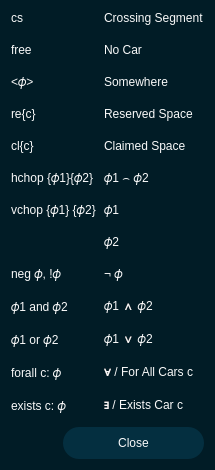
Above: pse/umlsl_editor/src/view/widgets/qt_widgets/query_help_dialog.ui from 69420pm/UMLSL-traffic-editor before the change. Below: the same form after it.
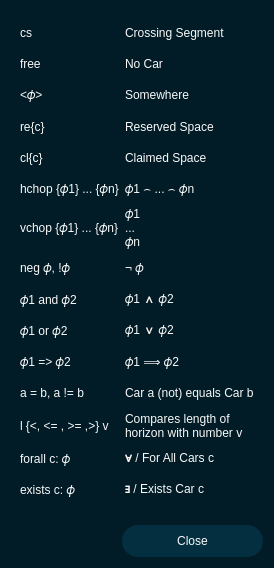
That is the form after the change. Icons and pictures are not drawn.

Commit message: extended help dialog

The edit to the form file:
```diff
--- a/pse/umlsl_editor/src/view/widgets/qt_widgets/query_help_dialog.ui
+++ b/pse/umlsl_editor/src/view/widgets/qt_widgets/query_help_dialog.ui
@@ -6,8 +6,8 @@
    <rect>
     <x>0</x>
     <y>0</y>
-    <width>366</width>
-    <height>721</height>
+    <width>359</width>
+    <height>644</height>
    </rect>
   </property>
   <property name="minimumSize">
@@ -213,34 +213,22 @@
       </property>
       <item>
        <widget class="QWidget" name="widget_3" native="true">
+        <property name="minimumSize">
+         <size>
+          <width>0</width>
+          <height>500</height>
+         </size>
+        </property>
         <property name="class" stdset="0">
          <string/>
         </property>
-        <layout class="QGridLayout" name="gridLayout_2">
-         <property name="leftMargin">
-          <number>0</number>
-         </property>
-         <property name="topMargin">
-          <number>0</number>
-         </property>
-         <property name="rightMargin">
-          <number>0</number>
-         </property>
-         <property name="bottomMargin">
-          <number>0</number>
-         </property>
-         <property name="horizontalSpacing">
-          <number>8</number>
-         </property>
-         <property name="verticalSpacing">
-          <number>18</number>
-         </property>
-         <item row="11" column="1">
-          <widget class="QLabel" name="label_20">
+        <layout class="QGridLayout" name="gridLayout">
+         <item row="0" column="0">
+          <widget class="QLabel" name="label_11">
            <property name="minimumSize">
             <size>
              <width>0</width>
-             <height>0</height>
+             <height>13</height>
             </size>
            </property>
            <property name="maximumSize">
@@ -250,14 +238,14 @@
             </size>
            </property>
            <property name="text">
-            <string>∀ / For All Cars c</string>
+            <string>cs</string>
            </property>
            <property name="textFormat">
             <enum>Qt::TextFormat::MarkdownText</enum>
            </property>
           </widget>
          </item>
-         <item row="0" column="1">
+         <item row="0" column="1" colspan="2">
           <widget class="QLabel" name="label_6">
            <property name="minimumSize">
             <size>
@@ -279,8 +267,8 @@
            </property>
           </widget>
          </item>
-         <item row="3" column="0">
-          <widget class="QLabel" name="label_15">
+         <item row="1" column="0">
+          <widget class="QLabel" name="label_13">
            <property name="minimumSize">
             <size>
              <width>0</width>
@@ -294,19 +282,19 @@
             </size>
            </property>
            <property name="text">
-            <string>re{c}</string>
+            <string>free</string>
            </property>
            <property name="textFormat">
             <enum>Qt::TextFormat::MarkdownText</enum>
            </property>
           </widget>
          </item>
-         <item row="10" column="0">
-          <widget class="QLabel" name="label_28">
+         <item row="1" column="1">
+          <widget class="QLabel" name="label_8">
            <property name="minimumSize">
             <size>
              <width>0</width>
-             <height>13</height>
+             <height>0</height>
             </size>
            </property>
            <property name="maximumSize">
@@ -316,7 +304,7 @@
             </size>
            </property>
            <property name="text">
-            <string>𝜙1 or 𝜙2</string>
+            <string>No Car</string>
            </property>
            <property name="textFormat">
             <enum>Qt::TextFormat::MarkdownText</enum>
@@ -345,51 +333,7 @@
            </property>
           </widget>
          </item>
-         <item row="8" column="1">
-          <widget class="QLabel" name="label_24">
-           <property name="minimumSize">
-            <size>
-             <width>0</width>
-             <height>0</height>
-            </size>
-           </property>
-           <property name="maximumSize">
-            <size>
-             <width>16777215</width>
-             <height>16777215</height>
-            </size>
-           </property>
-           <property name="text">
-            <string>¬ 𝜙</string>
-           </property>
-           <property name="textFormat">
-            <enum>Qt::TextFormat::MarkdownText</enum>
-           </property>
-          </widget>
-         </item>
-         <item row="9" column="0">
-          <widget class="QLabel" name="label_23">
-           <property name="minimumSize">
-            <size>
-             <width>0</width>
-             <height>13</height>
-            </size>
-           </property>
-           <property name="maximumSize">
-            <size>
-             <width>16777215</width>
-             <height>16777215</height>
-            </size>
-           </property>
-           <property name="text">
-            <string>𝜙1 and 𝜙2</string>
-           </property>
-           <property name="textFormat">
-            <enum>Qt::TextFormat::MarkdownText</enum>
-           </property>
-          </widget>
-         </item>
-         <item row="2" column="1">
+         <item row="2" column="1" colspan="2">
           <widget class="QLabel" name="label_7">
            <property name="minimumSize">
             <size>
@@ -411,8 +355,8 @@
            </property>
           </widget>
          </item>
-         <item row="1" column="0">
-          <widget class="QLabel" name="label_13">
+         <item row="3" column="0">
+          <widget class="QLabel" name="label_15">
            <property name="minimumSize">
             <size>
              <width>0</width>
@@ -426,15 +370,15 @@
             </size>
            </property>
            <property name="text">
-            <string>free</string>
+            <string>re{c}</string>
            </property>
            <property name="textFormat">
             <enum>Qt::TextFormat::MarkdownText</enum>
            </property>
           </widget>
          </item>
-         <item row="10" column="1">
-          <widget class="QLabel" name="label_22">
+         <item row="3" column="1" colspan="2">
+          <widget class="QLabel" name="label_9">
            <property name="minimumSize">
             <size>
              <width>0</width>
@@ -448,14 +392,36 @@
             </size>
            </property>
            <property name="text">
-            <string>𝜙1 ∨ 𝜙2</string>
+            <string>Reserved Space</string>
            </property>
            <property name="textFormat">
             <enum>Qt::TextFormat::MarkdownText</enum>
            </property>
           </widget>
          </item>
-         <item row="4" column="1">
+         <item row="4" column="0">
+          <widget class="QLabel" name="label_16">
+           <property name="minimumSize">
+            <size>
+             <width>0</width>
+             <height>13</height>
+            </size>
+           </property>
+           <property name="maximumSize">
+            <size>
+             <width>16777215</width>
+             <height>16777215</height>
+            </size>
+           </property>
+           <property name="text">
+            <string>cl{c}</string>
+           </property>
+           <property name="textFormat">
+            <enum>Qt::TextFormat::MarkdownText</enum>
+           </property>
+          </widget>
+         </item>
+         <item row="4" column="1" colspan="2">
           <widget class="QLabel" name="label_17">
            <property name="minimumSize">
             <size>
@@ -492,15 +458,15 @@
             </size>
            </property>
            <property name="text">
-            <string>hchop {𝜙1}{𝜙2}</string>
+            <string>hchop {𝜙1} ... {𝜙n}</string>
            </property>
            <property name="textFormat">
             <enum>Qt::TextFormat::MarkdownText</enum>
            </property>
           </widget>
          </item>
-         <item row="9" column="1">
-          <widget class="QLabel" name="label_26">
+         <item row="5" column="1" colspan="2">
+          <widget class="QLabel" name="label_29">
            <property name="minimumSize">
             <size>
              <width>0</width>
@@ -514,14 +480,36 @@
             </size>
            </property>
            <property name="text">
-            <string>𝜙1 ∧ 𝜙2</string>
+            <string>𝜙1 ⌢ ... ⌢ 𝜙n</string>
            </property>
            <property name="textFormat">
             <enum>Qt::TextFormat::MarkdownText</enum>
            </property>
           </widget>
          </item>
-         <item row="8" column="0">
+         <item row="6" column="0">
+          <widget class="QLabel" name="label_21">
+           <property name="minimumSize">
+            <size>
+             <width>0</width>
+             <height>13</height>
+            </size>
+           </property>
+           <property name="maximumSize">
+            <size>
+             <width>16777215</width>
+             <height>16777215</height>
+            </size>
+           </property>
+           <property name="text">
+            <string>vchop {𝜙1} ... {𝜙n}</string>
+           </property>
+           <property name="textFormat">
+            <enum>Qt::TextFormat::MarkdownText</enum>
+           </property>
+          </widget>
+         </item>
+         <item row="7" column="0">
           <widget class="QLabel" name="label_18">
            <property name="minimumSize">
             <size>
@@ -543,8 +531,8 @@
            </property>
           </widget>
          </item>
-         <item row="12" column="1">
-          <widget class="QLabel" name="label_33">
+         <item row="7" column="1">
+          <widget class="QLabel" name="label_24">
            <property name="minimumSize">
             <size>
              <width>0</width>
@@ -558,18 +546,40 @@
             </size>
            </property>
            <property name="text">
-            <string>∃ / Exists Car c</string>
+            <string>¬ 𝜙</string>
            </property>
            <property name="textFormat">
             <enum>Qt::TextFormat::MarkdownText</enum>
            </property>
           </widget>
          </item>
-         <item row="6" column="1">
-          <widget class="QLabel" name="label_27">
+         <item row="8" column="0">
+          <widget class="QLabel" name="label_23">
            <property name="minimumSize">
             <size>
              <width>0</width>
+             <height>13</height>
+            </size>
+           </property>
+           <property name="maximumSize">
+            <size>
+             <width>16777215</width>
+             <height>16777215</height>
+            </size>
+           </property>
+           <property name="text">
+            <string>𝜙1 and 𝜙2</string>
+           </property>
+           <property name="textFormat">
+            <enum>Qt::TextFormat::MarkdownText</enum>
+           </property>
+          </widget>
+         </item>
+         <item row="8" column="1">
+          <widget class="QLabel" name="label_26">
+           <property name="minimumSize">
+            <size>
+             <width>0</width>
              <height>0</height>
             </size>
            </property>
@@ -580,18 +590,40 @@
             </size>
            </property>
            <property name="text">
-            <string>𝜙1</string>
+            <string>𝜙1 ∧ 𝜙2</string>
            </property>
            <property name="textFormat">
             <enum>Qt::TextFormat::MarkdownText</enum>
            </property>
           </widget>
          </item>
-         <item row="5" column="1">
-          <widget class="QLabel" name="label_29">
+         <item row="9" column="0">
+          <widget class="QLabel" name="label_28">
            <property name="minimumSize">
             <size>
              <width>0</width>
+             <height>13</height>
+            </size>
+           </property>
+           <property name="maximumSize">
+            <size>
+             <width>16777215</width>
+             <height>16777215</height>
+            </size>
+           </property>
+           <property name="text">
+            <string>𝜙1 or 𝜙2</string>
+           </property>
+           <property name="textFormat">
+            <enum>Qt::TextFormat::MarkdownText</enum>
+           </property>
+          </widget>
+         </item>
+         <item row="9" column="1">
+          <widget class="QLabel" name="label_22">
+           <property name="minimumSize">
+            <size>
+             <width>0</width>
              <height>0</height>
             </size>
            </property>
@@ -602,7 +634,51 @@
             </size>
            </property>
            <property name="text">
-            <string>𝜙1 ⌢ 𝜙2</string>
+            <string>𝜙1 ∨ 𝜙2</string>
+           </property>
+           <property name="textFormat">
+            <enum>Qt::TextFormat::MarkdownText</enum>
+           </property>
+          </widget>
+         </item>
+         <item row="10" column="0">
+          <widget class="QLabel" name="label_32">
+           <property name="minimumSize">
+            <size>
+             <width>0</width>
+             <height>13</height>
+            </size>
+           </property>
+           <property name="maximumSize">
+            <size>
+             <width>16777215</width>
+             <height>16777215</height>
+            </size>
+           </property>
+           <property name="text">
+            <string>𝜙1 =&gt; 𝜙2</string>
+           </property>
+           <property name="textFormat">
+            <enum>Qt::TextFormat::MarkdownText</enum>
+           </property>
+          </widget>
+         </item>
+         <item row="10" column="1">
+          <widget class="QLabel" name="label_34">
+           <property name="minimumSize">
+            <size>
+             <width>0</width>
+             <height>0</height>
+            </size>
+           </property>
+           <property name="maximumSize">
+            <size>
+             <width>16777215</width>
+             <height>16777215</height>
+            </size>
+           </property>
+           <property name="text">
+            <string>𝜙1 ⟹ 𝜙2</string>
            </property>
            <property name="textFormat">
             <enum>Qt::TextFormat::MarkdownText</enum>
@@ -610,6 +686,97 @@
           </widget>
          </item>
          <item row="11" column="0">
+          <widget class="QLabel" name="label_35">
+           <property name="minimumSize">
+            <size>
+             <width>0</width>
+             <height>13</height>
+            </size>
+           </property>
+           <property name="maximumSize">
+            <size>
+             <width>16777215</width>
+             <height>16777215</height>
+            </size>
+           </property>
+           <property name="text">
+            <string>a = b, a != b</string>
+           </property>
+           <property name="textFormat">
+            <enum>Qt::TextFormat::MarkdownText</enum>
+           </property>
+          </widget>
+         </item>
+         <item row="11" column="1" colspan="2">
+          <widget class="QLabel" name="label_36">
+           <property name="minimumSize">
+            <size>
+             <width>0</width>
+             <height>0</height>
+            </size>
+           </property>
+           <property name="maximumSize">
+            <size>
+             <width>16777215</width>
+             <height>16777215</height>
+            </size>
+           </property>
+           <property name="text">
+            <string>Car a (not) equals Car b</string>
+           </property>
+           <property name="textFormat">
+            <enum>Qt::TextFormat::MarkdownText</enum>
+           </property>
+          </widget>
+         </item>
+         <item row="12" column="0">
+          <widget class="QLabel" name="label_38">
+           <property name="minimumSize">
+            <size>
+             <width>0</width>
+             <height>13</height>
+            </size>
+           </property>
+           <property name="maximumSize">
+            <size>
+             <width>16777215</width>
+             <height>16777215</height>
+            </size>
+           </property>
+           <property name="text">
+            <string>l {&lt;, &lt;= , &gt;= ,&gt;} v</string>
+           </property>
+           <property name="textFormat">
+            <enum>Qt::TextFormat::MarkdownText</enum>
+           </property>
+          </widget>
+         </item>
+         <item row="12" column="1" colspan="2">
+          <widget class="QLabel" name="label_37">
+           <property name="minimumSize">
+            <size>
+             <width>0</width>
+             <height>0</height>
+            </size>
+           </property>
+           <property name="maximumSize">
+            <size>
+             <width>16777215</width>
+             <height>16777215</height>
+            </size>
+           </property>
+           <property name="text">
+            <string>Compares length of horizon with number v</string>
+           </property>
+           <property name="textFormat">
+            <enum>Qt::TextFormat::MarkdownText</enum>
+           </property>
+           <property name="wordWrap">
+            <bool>true</bool>
+           </property>
+          </widget>
+         </item>
+         <item row="13" column="0">
           <widget class="QLabel" name="label_19">
            <property name="minimumSize">
             <size>
@@ -631,7 +798,29 @@
            </property>
           </widget>
          </item>
-         <item row="12" column="0">
+         <item row="13" column="1" colspan="2">
+          <widget class="QLabel" name="label_20">
+           <property name="minimumSize">
+            <size>
+             <width>0</width>
+             <height>0</height>
+            </size>
+           </property>
+           <property name="maximumSize">
+            <size>
+             <width>16777215</width>
+             <height>16777215</height>
+            </size>
+           </property>
+           <property name="text">
+            <string>∀ / For All Cars c</string>
+           </property>
+           <property name="textFormat">
+            <enum>Qt::TextFormat::MarkdownText</enum>
+           </property>
+          </widget>
+         </item>
+         <item row="14" column="0">
           <widget class="QLabel" name="label_31">
            <property name="minimumSize">
             <size>
@@ -653,8 +842,8 @@
            </property>
           </widget>
          </item>
-         <item row="1" column="1">
-          <widget class="QLabel" name="label_8">
+         <item row="14" column="1" colspan="2">
+          <widget class="QLabel" name="label_33">
            <property name="minimumSize">
             <size>
              <width>0</width>
@@ -668,119 +857,82 @@
             </size>
            </property>
            <property name="text">
-            <string>No Car</string>
+            <string>∃ / Exists Car c</string>
            </property>
            <property name="textFormat">
             <enum>Qt::TextFormat::MarkdownText</enum>
            </property>
           </widget>
          </item>
-         <item row="0" column="0">
-          <widget class="QLabel" name="label_11">
-           <property name="minimumSize">
-            <size>
-             <width>0</width>
-             <height>13</height>
-            </size>
+         <item row="6" column="1">
+          <layout class="QVBoxLayout" name="verticalLayout_2">
+           <property name="spacing">
+            <number>0</number>
            </property>
-           <property name="maximumSize">
-            <size>
-             <width>16777215</width>
-             <height>16777215</height>
-            </size>
-           </property>
-           <property name="text">
-            <string>cs</string>
-           </property>
-           <property name="textFormat">
-            <enum>Qt::TextFormat::MarkdownText</enum>
-           </property>
-          </widget>
-         </item>
-         <item row="3" column="1">
-          <widget class="QLabel" name="label_9">
-           <property name="minimumSize">
-            <size>
-             <width>0</width>
-             <height>0</height>
-            </size>
-           </property>
-           <property name="maximumSize">
-            <size>
-             <width>16777215</width>
-             <height>16777215</height>
-            </size>
-           </property>
-           <property name="text">
-            <string>Reserved Space</string>
-           </property>
-           <property name="textFormat">
-            <enum>Qt::TextFormat::MarkdownText</enum>
-           </property>
-          </widget>
-         </item>
-         <item row="4" column="0">
-          <widget class="QLabel" name="label_16">
-           <property name="minimumSize">
-            <size>
-             <width>0</width>
-             <height>13</height>
-            </size>
-           </property>
-           <property name="maximumSize">
-            <size>
-             <width>16777215</width>
-             <height>16777215</height>
-            </size>
-           </property>
-           <property name="text">
-            <string>cl{c}</string>
-           </property>
-           <property name="textFormat">
-            <enum>Qt::TextFormat::MarkdownText</enum>
-           </property>
-          </widget>
-         </item>
-         <item row="6" column="0">
-          <widget class="QLabel" name="label_21">
-           <property name="minimumSize">
-            <size>
-             <width>0</width>
-             <height>13</height>
-            </size>
-           </property>
-           <property name="maximumSize">
-            <size>
-             <width>16777215</width>
-             <height>16777215</height>
-            </size>
-           </property>
-           <property name="text">
-            <string>vchop {𝜙1} {𝜙2}</string>
-           </property>
-           <property name="textFormat">
-            <enum>Qt::TextFormat::MarkdownText</enum>
-           </property>
-          </widget>
-         </item>
-         <item row="7" column="1">
-          <widget class="QLabel" name="label_30">
-           <property name="minimumSize">
-            <size>
-             <width>0</width>
-             <height>0</height>
-            </size>
-           </property>
-           <property name="maximumSize">
-            <size>
-             <width>16777215</width>
-             <height>16777215</height>
-            </size>
-           </property>
-           <property name="text">
-            <string>𝜙2</string>
-           </property>
-          </widget>
+           <item>
+            <widget class="QLabel" name="label_27">
+             <property name="minimumSize">
+              <size>
+               <width>0</width>
+               <height>0</height>
+              </size>
+             </property>
+             <property name="maximumSize">
+              <size>
+               <width>16777215</width>
+               <height>16777215</height>
+              </size>
+             </property>
+             <property name="text">
+              <string>𝜙1</string>
+             </property>
+             <property name="textFormat">
+              <enum>Qt::TextFormat::MarkdownText</enum>
+             </property>
+            </widget>
+           </item>
+           <item>
+            <widget class="QLabel" name="label_39">
+             <property name="minimumSize">
+              <size>
+               <width>0</width>
+               <height>0</height>
+              </size>
+             </property>
+             <property name="maximumSize">
+              <size>
+               <width>16777215</width>
+               <height>16777215</height>
+              </size>
+             </property>
+             <property name="text">
+              <string>...</string>
+             </property>
+             <property name="textFormat">
+              <enum>Qt::TextFormat::MarkdownText</enum>
+             </property>
+            </widget>
+           </item>
+           <item>
+            <widget class="QLabel" name="label_30">
+             <property name="minimumSize">
+              <size>
+               <width>0</width>
+               <height>0</height>
+              </size>
+             </property>
+             <property name="maximumSize">
+              <size>
+               <width>16777215</width>
+               <height>16777215</height>
+              </size>
+             </property>
+             <property name="text">
+              <string>𝜙n</string>
+             </property>
+            </widget>
+           </item>
+          </layout>
          </item>
         </layout>
        </widget>
```
The commit also changes 1 other file.
